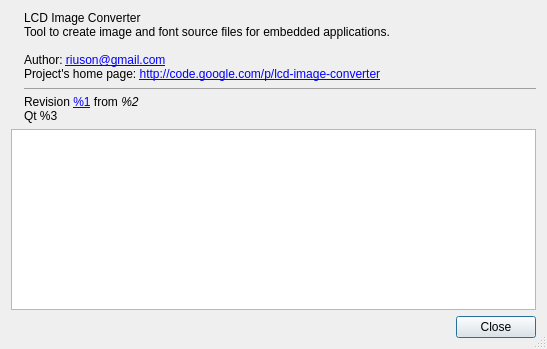
First picture: the form in controls/about/dialogabout.ui, repository riuson/lcd-image-converter, before the edit.
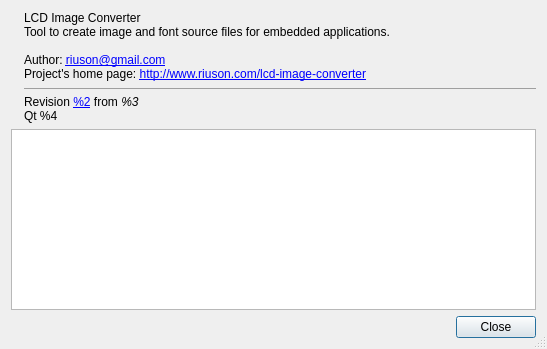
Second picture: the form after the edit. Icons and pictures are not drawn.

Commit message: Changed home page, Added method to get full revision hash

The edit to the form file:
```diff
--- a/controls/about/dialogabout.ui
+++ b/controls/about/dialogabout.ui
@@ -43,10 +43,10 @@
 &lt;br/&gt;
 Author: 
 &lt;a href=&quot;mailto:riuson@gmail.com?subject=lcd-image-converter&amp;&quot;&gt;riuson@gmail.com&lt;/a&gt;&lt;br/&gt;
-Project's home page: &lt;a href=&quot;http://code.google.com/p/lcd-image-converter&quot;&gt;http://code.google.com/p/lcd-image-converter&lt;/a&gt;
+Project's home page: &lt;a href=&quot;http://www.riuson.com/lcd-image-converter&quot;&gt;http://www.riuson.com/lcd-image-converter&lt;/a&gt;
 &lt;hr/&gt;
-Revision &lt;a href=&quot;http://code.google.com/p/lcd-image-converter/source/detail?r=%1&quot;&gt;%1&lt;/a&gt; from &lt;i&gt;%2&lt;/i&gt;&lt;br/&gt;
-Qt %3</string>
+Revision &lt;a href=&quot;https://github.com/riuson/lcd-image-converter/commit/%1&quot;&gt;%2&lt;/a&gt; from &lt;i&gt;%3&lt;/i&gt;&lt;br/&gt;
+Qt %4</string>
        </property>
        <property name="openExternalLinks">
         <bool>true</bool>
```
The commit also changes 5 other files.
